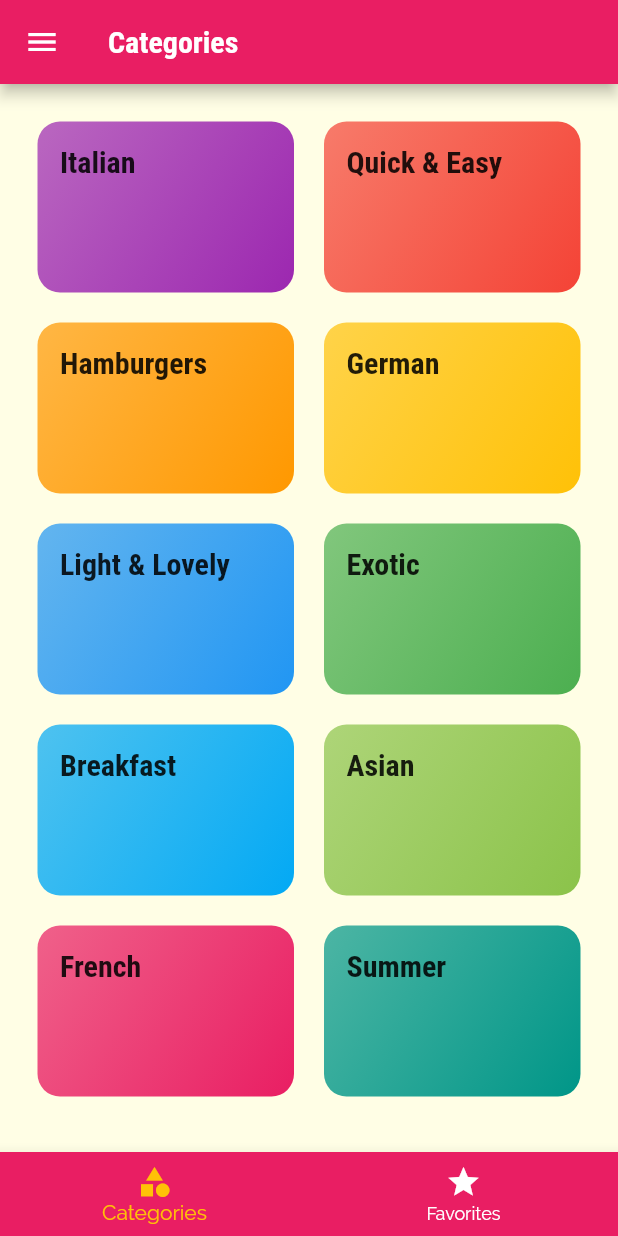
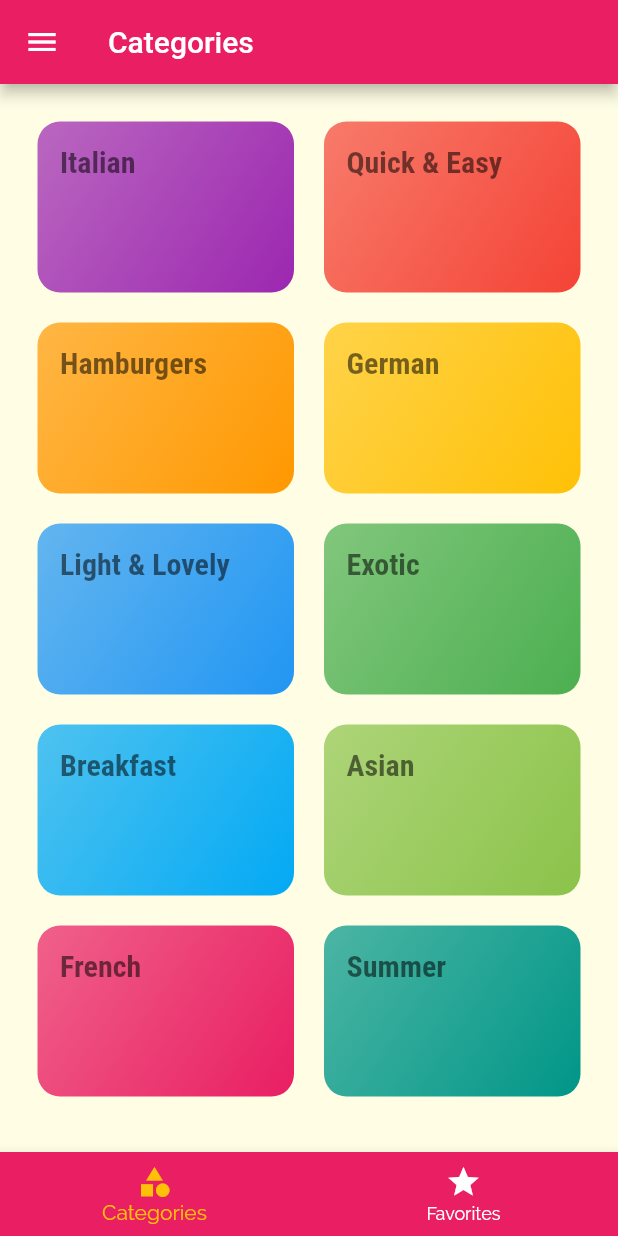
Before and after one commit to TheOnlyRou/Meals-Flutter-App, a Flutter app: the screen it shows after launch, on a phone screen of 412 x 824 dp. Run offline on Flutter 3.47's test engine with Material 2 defaults, Android fonts, the phone set to English and light mode, and no system bars.

Commit message:
adjusted some code sections

```diff
--- a/lib/main.dart
+++ b/lib/main.dart
@@ -30,20 +30,20 @@ class _MyAppState extends State<MyApp> {
       _filters = filterData;
 
       _availableMeals = dummyMeals.where((meal) {
-        if(_filters('gluten') != null){
-
-        }
-        if (_filters['gluten'] && !meal.isGlutenFree) {
+        if (_filters != null) {
+          if ((_filters['gluten'])! && !meal.isGlutenFree) {
             return false;
           }
-        if (_filters['lactose'] && !meal.isLactoseFree) {
+          if ((_filters['lactose'])! && !meal.isLactoseFree) {
             return false;
           }
-        if (_filters['vegan'] && !meal.isVegan) {
+          if ((_filters['vegan'])! && !meal.isVegan) {
             return false;
           }
-        if (_filters['vegetarian'] && !meal.isVegetarian) {
+          if ((_filters['vegetarian'])! && !meal.isVegetarian) {
             return false;
+          }
+          return true;
         }
         return true;
       }).toList();
@@ -77,16 +77,16 @@ class _MyAppState extends State<MyApp> {
       theme: ThemeData(
         primarySwatch: Colors.pink,
         accentColor: Colors.amber,
-        canvasColor: Color.fromRGBO(255, 254, 229, 1),
+        canvasColor: const Color.fromRGBO(255, 254, 229, 1),
         fontFamily: 'Raleway',
         textTheme: ThemeData.light().textTheme.copyWith(
-            body1: TextStyle(
-              color: Color.fromRGBO(20, 51, 51, 1),
+            bodyText1: const TextStyle(
+              color: const Color.fromRGBO(20, 51, 51, 1),
             ),
-            body2: TextStyle(
-              color: Color.fromRGBO(20, 51, 51, 1),
+            bodyText2: const TextStyle(
+              color: const Color.fromRGBO(20, 51, 51, 1),
             ),
-            title: TextStyle(
+            headline1: const TextStyle(
               fontSize: 20,
               fontFamily: 'RobotoCondensed',
               fontWeight: FontWeight.bold,
@@ -94,21 +94,24 @@ class _MyAppState extends State<MyApp> {
       ),
       // home: CategoriesScreen(),
       initialRoute: '/', // default is '/'
+      // A good approach when using Named Routes is to initialize a variable routeName or otherwise
+      // for the sake of using it when calling the navigator, so that you avoid typos that are tough to debug
       routes: {
         '/': (ctx) => TabsScreen(_favoriteMeals),
         CategoryMealsScreen.routeName: (ctx) =>
             CategoryMealsScreen(_availableMeals),
-        MealDetailScreen.routeName: (ctx) => MealDetailScreen(_toggleFavorite, _isMealFavorite),
+        MealDetailScreen.routeName: (ctx) =>
+            MealDetailScreen(_toggleFavorite, _isMealFavorite),
         FiltersScreen.routeName: (ctx) => FiltersScreen(_filters, _setFilters),
       },
       onGenerateRoute: (settings) {
         print(settings.arguments);
-        // if (settings.name == '/meal-detail') {
-        //   return ...;
-        // } else if (settings.name == '/something-else') {
-        //   return ...;
-        // }
-        // return MaterialPageRoute(builder: (ctx) => CategoriesScreen(),);
+        if (settings.name == '/meal-detail') {
+          return ...;
+        } else if (settings.name == '/something-else') {
+          return ...;
+        }
+        return MaterialPageRoute(builder: (ctx) => CategoriesScreen(),);
       },
       onUnknownRoute: (settings) {
         return MaterialPageRoute(
--- a/lib/models/category.dart
+++ b/lib/models/category.dart
@@ -6,8 +6,8 @@ class Category {
   final Color color;
 
   const Category({
-    @required this.id,
-    @required this.title,
+    required this.id,
+    required this.title,
     this.color = Colors.orange,
   });
 }
--- a/lib/screens/categories_screen.dart
+++ b/lib/screens/categories_screen.dart
@@ -3,6 +3,7 @@ import 'package:flutter/material.dart';
 import '../dummy_data.dart';
 import '../widgets/category_item.dart';
 
+/// A screen with a Gridview tha maps categories into redirectable grid items
 class CategoriesScreen extends StatelessWidget {
   @override
   Widget build(BuildContext context) {
@@ -17,7 +18,7 @@ class CategoriesScreen extends StatelessWidget {
                 ),
           )
           .toList(),
-      gridDelegate: SliverGridDelegateWithMaxCrossAxisExtent(
+      gridDelegate: const SliverGridDelegateWithMaxCrossAxisExtent(
         maxCrossAxisExtent: 200,
         childAspectRatio: 3 / 2,
         crossAxisSpacing: 20,
--- a/lib/screens/favorites_screen.dart
+++ b/lib/screens/favorites_screen.dart
@@ -3,6 +3,7 @@ import 'package:flutter/material.dart';
 import '../models/meal.dart';
 import '../widgets/meal_item.dart';
 
+/// ListView widget with favorited meals
 class FavoritesScreen extends StatelessWidget {
   final List<Meal> favoriteMeals;
 
--- a/lib/screens/meal_detail_screen.dart
+++ b/lib/screens/meal_detail_screen.dart
@@ -2,6 +2,8 @@ import 'package:flutter/material.dart';
 
 import '../dummy_data.dart';
 
+
+/// Meal detail screen, allows user to favourite meals
 class MealDetailScreen extends StatelessWidget {
   static const routeName = '/meal-detail';
 
@@ -37,7 +39,7 @@ class MealDetailScreen extends StatelessWidget {
 
   @override
   Widget build(BuildContext context) {
-    final mealId = ModalRoute.of(context).settings.arguments as String;
+    final mealId = ModalRoute.of(context)?.settings.arguments as String;
     final selectedMeal = dummyMeals.firstWhere((meal) => meal.id == mealId);
     return Scaffold(
       appBar: AppBar(
--- a/lib/screens/tabs_screen.dart
+++ b/lib/screens/tabs_screen.dart
@@ -15,7 +15,7 @@ class TabsScreen extends StatefulWidget {
 }
 
 class _TabsScreenState extends State<TabsScreen> {
-  List<Map<String, Object>> _pages;
+  late List<Map<String, Object>> _pages;
   int _selectedPageIndex = 0;
 
   @override
@@ -43,10 +43,10 @@ class _TabsScreenState extends State<TabsScreen> {
   Widget build(BuildContext context) {
     return Scaffold(
       appBar: AppBar(
-        title: Text(_pages[_selectedPageIndex]['title']),
+        title: Text(_pages[_selectedPageIndex]['title'] as String),
       ),
       drawer: MainDrawer(),
-      body: _pages[_selectedPageIndex]['page'],
+      body: _pages[_selectedPageIndex]['page'] as Widget,
       bottomNavigationBar: BottomNavigationBar(
         onTap: _selectPage,
         backgroundColor: Theme.of(context).primaryColor,
@@ -58,12 +58,12 @@ class _TabsScreenState extends State<TabsScreen> {
           BottomNavigationBarItem(
             backgroundColor: Theme.of(context).primaryColor,
             icon: Icon(Icons.category),
-            title: Text('Categories'),
+            label: 'Categories',
           ),
           BottomNavigationBarItem(
             backgroundColor: Theme.of(context).primaryColor,
             icon: Icon(Icons.star),
-            title: Text('Favorites'),
+            label: 'Favorites',
           ),
         ],
       ),
--- a/lib/widgets/category_item.dart
+++ b/lib/widgets/category_item.dart
@@ -2,6 +2,8 @@ import 'package:flutter/material.dart';
 
 import '../screens/category_meals_screen.dart';
 
+
+/// Card items that are on display in the GridView of CategoriesScreen
 class CategoryItem extends StatelessWidget {
   final String id;
   final String title;
@@ -29,7 +31,7 @@ class CategoryItem extends StatelessWidget {
         padding: const EdgeInsets.all(15),
         child: Text(
           title,
-          style: Theme.of(context).textTheme.title,
+          style: Theme.of(context).textTheme.headline1,
         ),
         decoration: BoxDecoration(
           gradient: LinearGradient(
--- a/lib/widgets/main_drawer.dart
+++ b/lib/widgets/main_drawer.dart
@@ -2,6 +2,7 @@ import 'package:flutter/material.dart';
 
 import '../screens/filters_screen.dart';
 
+/// Widget that displays the side menu
 class MainDrawer extends StatelessWidget {
   Widget buildListTile(String title, IconData icon, Function tapHandler) {
     return ListTile(
@@ -17,7 +18,7 @@ class MainDrawer extends StatelessWidget {
           fontWeight: FontWeight.bold,
         ),
       ),
-      onTap: tapHandler,
+      onTap: () {tapHandler();},
     );
   }
 
--- a/lib/widgets/meal_item.dart
+++ b/lib/widgets/meal_item.dart
@@ -3,6 +3,8 @@ import 'package:flutter/material.dart';
 import '../screens/meal_detail_screen.dart';
 import '../models/meal.dart';
 
+
+/// widget that displays a Meal object's data in a fancy manner
 class MealItem extends StatelessWidget {
   final String id;
   final String title;
@@ -75,6 +77,7 @@ class MealItem extends StatelessWidget {
           children: <Widget>[
             Stack(
               children: <Widget>[
+                // ClipRRect is used to force its children to have rounded rectangles (it clips its children into rounded rectangles)
                 ClipRRect(
                   borderRadius: const BorderRadius.only(
                     topLeft: Radius.circular(15),
```
Also changed, not shown: lib/screens/category_meals_screen.dart (+7 -4 lines), lib/screens/filters_screen.dart (+8 -6 lines). Lines whose indentation alone changed are shown as unchanged.
